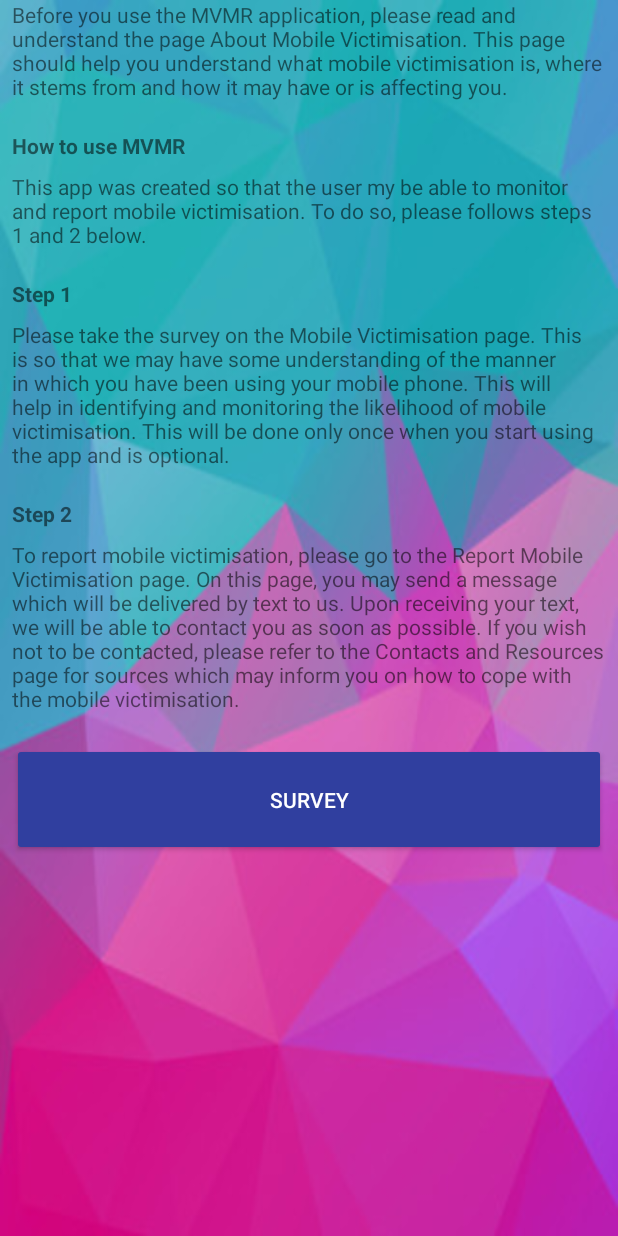
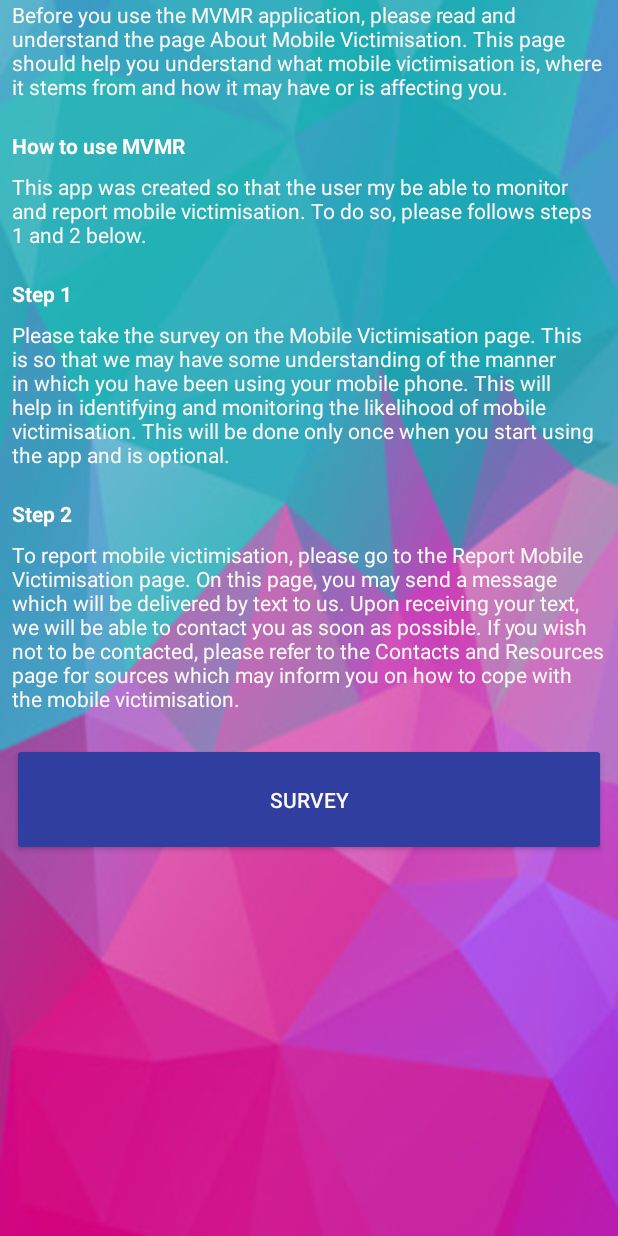
Before and after one commit to tha-bo/mvmr, an Android app: the screen it shows after launch (Home), on a phone screen of 412 x 824 dp. Run offline under Robolectric (Android 15) with nearby library versions, the phone set to English and light mode, and no system bars; our stand-ins replace Firebase (no records; nobody signed in at launch, a user with empty details on screens opened directly).

Commit message:
fixed bugs

```diff
--- a/app/build.gradle
+++ b/app/build.gradle
@@ -7,8 +7,8 @@ android {
         applicationId "mvmr.mvmr"
         minSdkVersion 16
         targetSdkVersion 17
-        versionCode 4
-        versionName "1.004"
+        versionCode 5
+        versionName "1.005"
         testInstrumentationRunner "android.support.test.runner.AndroidJUnitRunner"
     }
     buildTypes {
--- a/app/src/main/res/layout/activity_home.xml
+++ b/app/src/main/res/layout/activity_home.xml
@@ -7,6 +7,9 @@
     android:background="@color/white"
     tools:context="mvmr.mvmr.Home">
 
-    <include layout="@layout/content_home" />
+    <include
+        layout="@layout/content_home"
+        android:layout_width="match_parent"
+        android:layout_height="match_parent" />
 
 </android.support.design.widget.CoordinatorLayout>
--- a/app/src/main/res/layout/content_home.xml
+++ b/app/src/main/res/layout/content_home.xml
@@ -13,15 +13,12 @@
         android:id="@+id/home_container"
         android:layout_width="match_parent"
         android:layout_height="match_parent"
+        android:layout_marginBottom="8dp"
         android:orientation="horizontal"
-        android:layout_marginLeft="0dp"
+        app:layout_constraintBottom_toBottomOf="parent"
         app:layout_constraintLeft_toLeftOf="parent"
-        app:layout_constraintTop_toTopOf="parent"
-        android:layout_marginTop="0dp"
-        app:layout_constraintBottom_toBottomOf="parent"
-        android:layout_marginBottom="8dp"
-        android:layout_marginRight="0dp"
-        app:layout_constraintRight_toRightOf="parent" >
+        app:layout_constraintRight_toRightOf="parent"
+        app:layout_constraintTop_toTopOf="parent">
 
 
     </LinearLayout>
--- a/app/src/main/res/layout/fragment_home_no_survey.xml
+++ b/app/src/main/res/layout/fragment_home_no_survey.xml
@@ -21,6 +21,7 @@
                 android:id="@+id/text_howTo1"
                 android:layout_width="match_parent"
                 android:layout_height="wrap_content"
+                android:textColor="@color/white"
                 android:text="@string/howTo1" />
 
             <TextView
@@ -30,12 +31,14 @@
                 android:layout_marginBottom="8dp"
                 android:layout_marginTop="20dp"
                 android:text="How to use MVMR"
+                android:textColor="@color/white"
                 android:textStyle="bold" />
 
             <TextView
                 android:id="@+id/text_howTo2"
                 android:layout_width="match_parent"
                 android:layout_height="wrap_content"
+                android:textColor="@color/white"
                 android:text="@string/howTo2" />
 
             <TextView
@@ -45,12 +48,14 @@
                 android:layout_marginBottom="8dp"
                 android:layout_marginTop="20dp"
                 android:text="Step 1"
+                android:textColor="@color/white"
                 android:textStyle="bold" />
 
             <TextView
                 android:id="@+id/text_howTo3"
                 android:layout_width="match_parent"
                 android:layout_height="wrap_content"
+                android:textColor="@color/white"
                 android:text="@string/howTo3" />
 
             <TextView
@@ -59,6 +64,7 @@
                 android:layout_height="wrap_content"
                 android:layout_marginBottom="8dp"
                 android:layout_marginTop="20dp"
+                android:textColor="@color/white"
                 android:text="Step 2"
                 android:textStyle="bold" />
 
@@ -66,6 +72,7 @@
                 android:id="@+id/text_howTo4"
                 android:layout_width="match_parent"
                 android:layout_height="wrap_content"
+                android:textColor="@color/white"
                 android:text="@string/howTo4" />
 
             <Button
@@ -74,6 +81,7 @@
                 android:layout_width="match_parent"
                 android:layout_height="75dp"
                 android:layout_marginTop="20dp"
+                android:textColor="@color/white"
                 android:text="Survey" />
 
         </LinearLayout>
```
Also changed, not shown: app/src/main/java/mvmr/mvmr/HomeSurveyFragment.java (+0 -9 lines), app/src/main/res/layout/fragment_home_survey.xml (+43 -36 lines).
